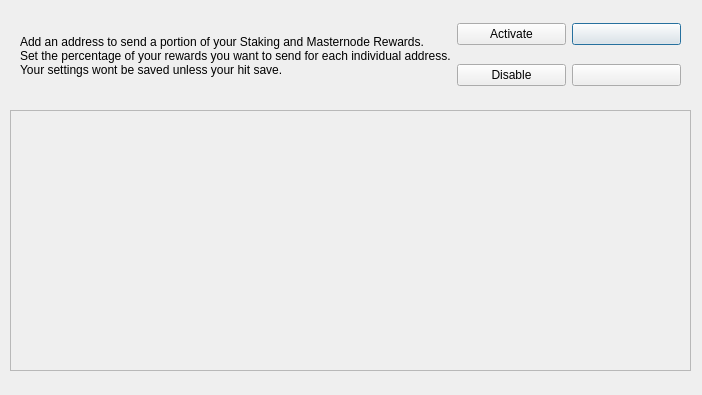
Before: the Qt Designer form src/qt/forms/multisendconfigdialog.ui in SHTDJ/Bulwark, drawn with Qt 5.
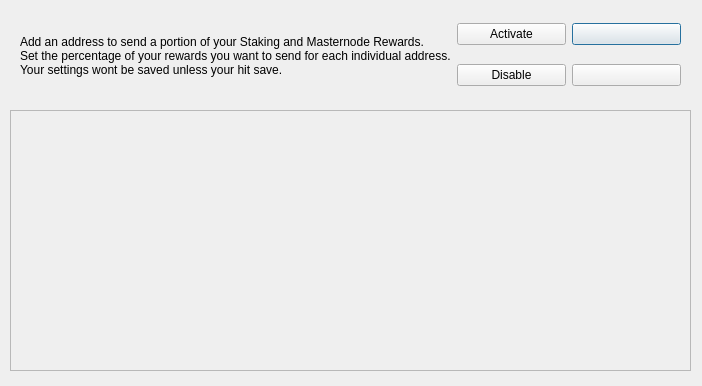
After: the same form once the commit is applied. Icons and pictures are not drawn.

```diff
--- a/src/qt/forms/multisendconfigdialog.ui
+++ b/src/qt/forms/multisendconfigdialog.ui
@@ -7,7 +7,7 @@
     <x>0</x>
     <y>0</y>
     <width>702</width>
-    <height>395</height>
+    <height>386</height>
    </rect>
   </property>
   <property name="windowTitle">
```
